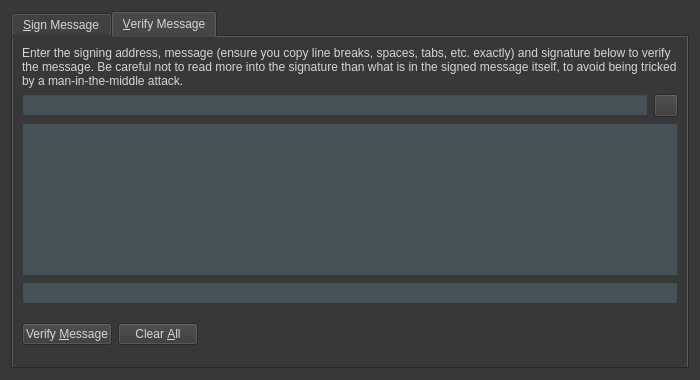
First picture: the form in src/qt/forms/signverifymessagedialog.ui, repository NewCapital/TWINS-Core, before the edit.
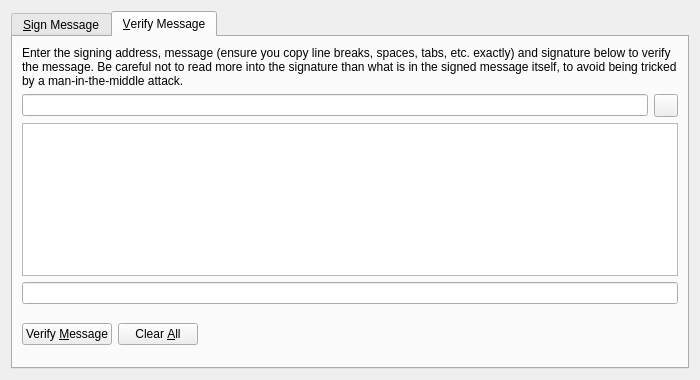
Second picture: the form after the edit. Icons and pictures are not drawn. Custom widgets are drawn as their Qt base class.

Patch:
```diff
--- a/src/qt/forms/signverifymessagedialog.ui
+++ b/src/qt/forms/signverifymessagedialog.ui
@@ -13,10 +13,6 @@
   <property name="windowTitle">
    <string>Signatures - Sign / Verify a Message</string>
   </property>
-  <property name="styleSheet">
-   <string notr="true">background-color:rgb(56, 56, 56);
-color:rgb(211, 215, 207);</string>
-  </property>
   <property name="modal">
    <bool>true</bool>
   </property>
@@ -258,10 +254,6 @@
            <property name="toolTip">
             <string>The TWINS address the message was signed with</string>
            </property>
-           <property name="styleSheet">
-            <string notr="true">background-color:rgb(70, 81, 86);
-color:rgb(211, 215, 207);</string>
-           </property>
           </widget>
          </item>
          <item>
@@ -284,20 +276,10 @@
         </layout>
        </item>
        <item>
-        <widget class="QPlainTextEdit" name="messageIn_VM">
-         <property name="styleSheet">
-          <string notr="true">background-color:rgb(70, 81, 86);
-color:rgb(211, 215, 207);</string>
-         </property>
-        </widget>
+        <widget class="QPlainTextEdit" name="messageIn_VM"/>
        </item>
        <item>
-        <widget class="QValidatedLineEdit" name="signatureIn_VM">
-         <property name="styleSheet">
-          <string notr="true">background-color:rgb(70, 81, 86);
-color:rgb(211, 215, 207);</string>
-         </property>
-        </widget>
+        <widget class="QValidatedLineEdit" name="signatureIn_VM"/>
        </item>
        <item>
         <layout class="QHBoxLayout" name="horizontalLayout_2_VM">
```
Left out of the diff: 32 changed lines with no effect on the pictures.
